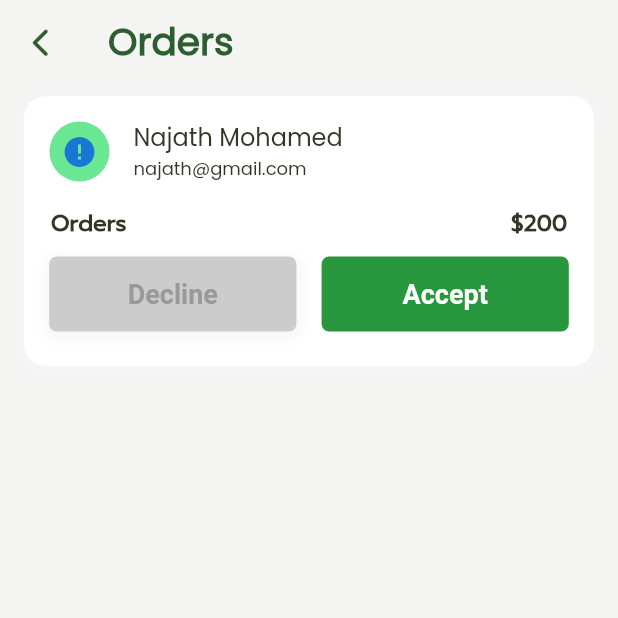
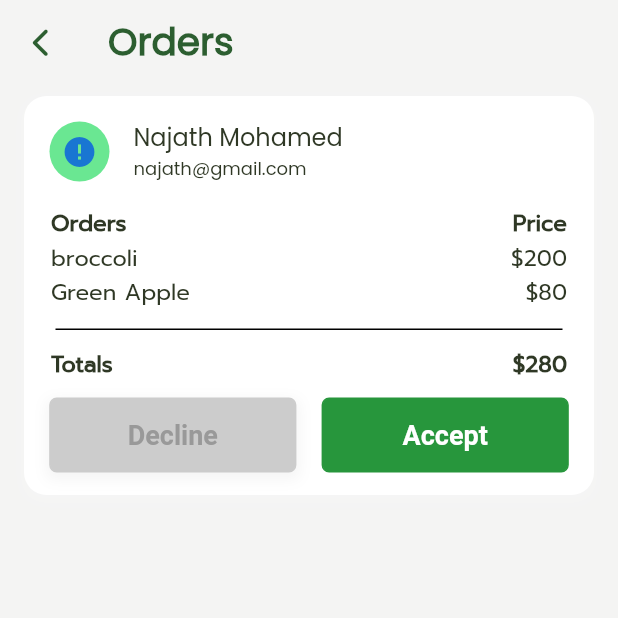
Before and after one commit to mhd-atheel/groceryapp, a Flutter app: the UserOrders screen opened directly, on a phone screen of 412 x 824 dp, the top half of it. Run offline on Flutter 3.47's test engine with Material 2 defaults, Android fonts, the phone set to English and light mode, and no system bars; drawn by our look-alikes of cached_network_image; our stand-ins replace badges, carousel_pro, cloud_firestore, firebase_auth, firebase_core, firebase_storage and 3 more; missing offline and left inert: bottom_bar; accounts and stored records are empty; network calls fail.

Commit message:
Changing User Order User InterFace for easy to understand

```diff
--- a/lib/admins/userOrders.dart
+++ b/lib/admins/userOrders.dart
@@ -42,7 +42,6 @@ class _UserOrdersState extends State<UserOrders> {
           Padding(
             padding: const EdgeInsets.symmetric(horizontal: 16.0,vertical: 8),
             child: Container(
-              height: 180,
               width: MediaQuery.of(context).size.width,
               decoration: BoxDecoration(
                 color: Colors.white,
@@ -103,7 +102,89 @@ class _UserOrdersState extends State<UserOrders> {
                           ),
                         ),
                         Text(
+                          "Price",
+                          style: TextStyle(
+                              fontWeight: FontWeight.bold,
+                              fontSize: 15,
+                              fontFamily: 'Prompt'
+                          ),
+                        ),
+                      ],
+                    ),
+                  ),
+                  Padding(
+                    padding: const EdgeInsets.symmetric(vertical: 0.0,horizontal: 18),
+                    child: Row(
+                      mainAxisAlignment: MainAxisAlignment.spaceBetween,
+                      children: [
+                        Text(
+                          "broccoli",
+                          style: TextStyle(
+                              fontWeight: FontWeight.normal,
+                              fontSize: 15,
+                              fontFamily: 'Prompt'
+                          ),
+                        ),
+                        Text(
                           "\$200",
+                          style: TextStyle(
+                              fontWeight: FontWeight.normal,
+                              fontSize: 15,
+                              fontFamily: 'Prompt'
+                          ),
+                        ),
+                      ],
+                    ),
+                  ),
+                  Padding(
+                    padding: const EdgeInsets.symmetric(vertical: 0.0,horizontal: 18),
+                    child: Row(
+                      mainAxisAlignment: MainAxisAlignment.spaceBetween,
+                      children: [
+                        Text(
+                          "Green Apple",
+                          style: TextStyle(
+                              fontWeight: FontWeight.normal,
+                              fontSize: 15,
+                              fontFamily: 'Prompt'
+                          ),
+                        ),
+                        Text(
+                          "\$80",
+                          style: TextStyle(
+                              fontWeight: FontWeight.normal,
+                              fontSize: 15,
+                              fontFamily: 'Prompt'
+                          ),
+                        ),
+                      ],
+                    ),
+                  ),
+                  Padding(
+                    padding: const EdgeInsets.symmetric(vertical: 0.0,horizontal: 16),
+                    child: Divider(
+                      color: Colors.black,
+                      height: 25,
+                      thickness: 1,
+                      indent: 5,
+                      endIndent: 5,
+                    ),
+                  ),
+                  Padding(
+                    padding: const EdgeInsets.symmetric(vertical: 0.0,horizontal: 18),
+                    child: Row(
+                      mainAxisAlignment: MainAxisAlignment.spaceBetween,
+                      children: [
+                        Text(
+                          "Totals",
+                          style: TextStyle(
+                              fontWeight: FontWeight.bold,
+                              fontSize: 15,
+                              fontFamily: 'Prompt'
+                          ),
+                        ),
+                        Text(
+                          "\$280",
                           style: TextStyle(
                               fontWeight: FontWeight.bold,
                               fontSize: 15,
```
